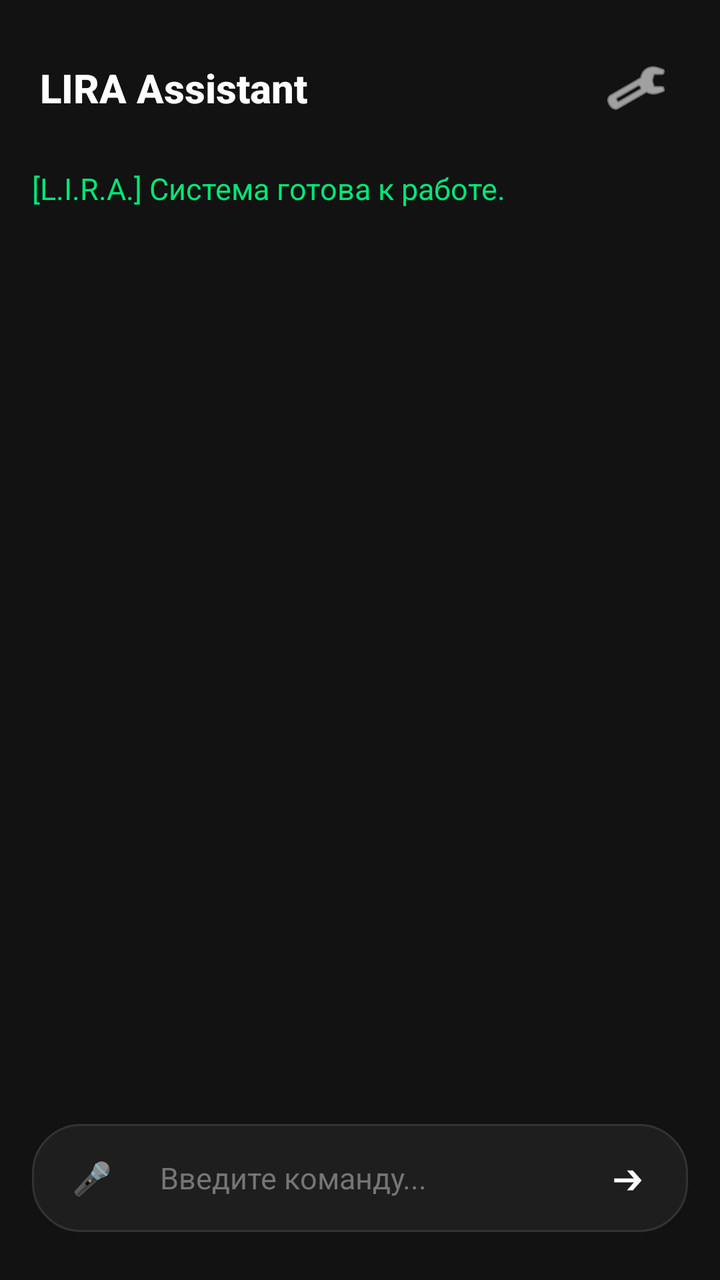
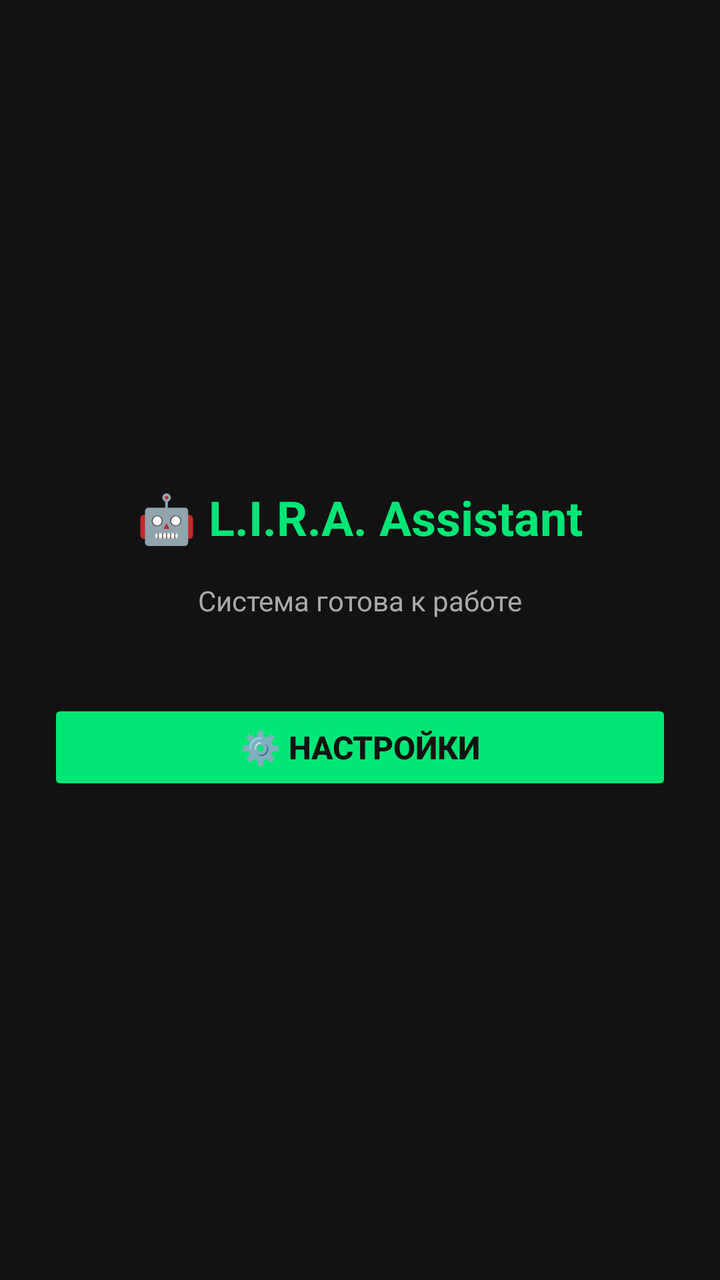

Compare the two renders of this Android layout. The source of the first and the diff that turns it into the second are given below.
<!-- AndroidManifest.xml: application theme Theme.AppCompat.DayNight.NoActionBar -->
<!-- res/layout/activity_main.xml -->
<?xml version="1.0" encoding="utf-8"?>
<LinearLayout xmlns:android="http://schemas.android.com/apk/res/android"
    android:layout_width="match_parent"
    android:layout_height="match_parent"
    android:orientation="vertical"
    android:background="#121212"
    android:padding="16dp">

    
    <LinearLayout
        android:layout_width="match_parent"
        android:layout_height="56dp"
        android:orientation="horizontal"
        android:gravity="center_vertical"
        android:paddingHorizontal="4dp">

        <TextView
            android:layout_width="0dp"
            android:layout_height="wrap_content"
            android:layout_weight="1"
            android:text="LIRA Assistant"
            android:textSize="20sp"
            android:textStyle="bold"
            android:textColor="#FFFFFF"
            android:fontFamily="sans-serif-medium"/>

        <ImageButton
            android:id="@+id/settingsButton"
            android:layout_width="44dp"
            android:layout_height="44dp"
            android:background="?attr/selectableItemBackgroundBorderless"
            android:src="@android:drawable/ic_menu_manage"
            android:tint="#FFFFFF"
            android:contentDescription="Настройки"/>
    </LinearLayout>

    
    <ScrollView
        android:id="@+id/scrollView"
        android:layout_width="match_parent"
        android:layout_height="0dp"
        android:layout_weight="1"
        android:layout_marginVertical="12dp"
        android:scrollbars="none">

        <TextView
            android:id="@+id/chatDisplay"
            android:layout_width="match_parent"
            android:layout_height="wrap_content"
            android:text="[L.I.R.A.] Система готова к работе.\n"
            android:textColor="#00E676"
            android:textSize="15sp"
            android:lineSpacingExtra="6dp"
            android:fontFamily="sans-serif"/>
    </ScrollView>

    
    <LinearLayout
        android:layout_width="match_parent"
        android:layout_height="wrap_content"
        android:orientation="horizontal"
        android:gravity="center_vertical"
        android:background="@drawable/bg_rounded_input"
        android:paddingHorizontal="8dp"
        android:paddingVertical="4dp"
        android:layout_marginBottom="8dp">

        <Button
            android:id="@+id/micButton"
            android:layout_width="44dp"
            android:layout_height="44dp"
            android:text="🎤"
            android:textSize="16sp"
            style="?android:attr/buttonStyleSmall"
            android:background="?attr/selectableItemBackgroundBorderless"/>

        <EditText
            android:id="@+id/inputField"
            android:layout_width="0dp"
            android:layout_height="46dp"
            android:layout_weight="1"
            android:background="@null"
            android:hint="Введите команду..."
            android:textColor="#FFFFFF"
            android:textColorHint="#757575"
            android:paddingHorizontal="12dp"
            android:textSize="15sp"
            android:inputType="text"/>

        <Button
            android:id="@+id/sendButton"
            android:layout_width="44dp"
            android:layout_height="44dp"
            android:text="➔"
            android:textColor="#FFFFFF"
            android:textSize="16sp"
            android:background="?attr/selectableItemBackgroundBorderless"/>
    </LinearLayout>
</LinearLayout>
<!-- resources referenced by this layout -->
<resources>
  <!-- drawable bg_rounded_input (drawable) -->
  <?xml version="1.0" encoding="utf-8"?>
  <shape xmlns:android="http://schemas.android.com/apk/res/android"
      android:shape="rectangle">
      <solid android:color="#1E1E1E"/>
      <corners android:radius="24dp"/>
      <stroke android:width="1dp" android:color="#333333"/>
  </shape>
</resources>

<!-- the commit's change to res/layout/activity_main.xml (unified diff, before → after) -->
@@ -2,98 +2,37 @@
 <LinearLayout xmlns:android="http://schemas.android.com/apk/res/android"
     android:layout_width="match_parent"
     android:layout_height="match_parent"
+    android:background="#121212"
+    android:gravity="center"
     android:orientation="vertical"
-    android:background="#121212"
-    android:padding="16dp">
+    android:padding="24dp">
 
-    
-    <LinearLayout
-        android:layout_width="match_parent"
-        android:layout_height="56dp"
-        android:orientation="horizontal"
-        android:gravity="center_vertical"
-        android:paddingHorizontal="4dp">
+    <TextView
+        android:layout_width="wrap_content"
+        android:layout_height="wrap_content"
+        android:layout_marginBottom="16dp"
+        android:text="🤖 L.I.R.A. Assistant"
+        android:textColor="#00E676"
+        android:textSize="24sp"
+        android:textStyle="bold" />
 
-        <TextView
-            android:layout_width="0dp"
-            android:layout_height="wrap_content"
-            android:layout_weight="1"
-            android:text="LIRA Assistant"
-            android:textSize="20sp"
-            android:textStyle="bold"
-            android:textColor="#FFFFFF"
-            android:fontFamily="sans-serif-medium"/>
+    <TextView
+        android:id="@+id/tvStatus"
+        android:layout_width="wrap_content"
+        android:layout_height="wrap_content"
+        android:layout_marginBottom="40dp"
+        android:text="Система готова к работе"
+        android:textColor="#AAAAAA"
+        android:textSize="14sp" />
 
-        <ImageButton
-            android:id="@+id/settingsButton"
-            android:layout_width="44dp"
-            android:layout_height="44dp"
-            android:background="?attr/selectableItemBackgroundBorderless"
-            android:src="@android:drawable/ic_menu_manage"
-            android:tint="#FFFFFF"
-            android:contentDescription="Настройки"/>
-    </LinearLayout>
-
-    
-    <ScrollView
-        android:id="@+id/scrollView"
-        android:layout_width="match_parent"
-        android:layout_height="0dp"
-        android:layout_weight="1"
-        android:layout_marginVertical="12dp"
-        android:scrollbars="none">
-
-        <TextView
-            android:id="@+id/chatDisplay"
-            android:layout_width="match_parent"
-            android:layout_height="wrap_content"
-            android:text="[L.I.R.A.] Система готова к работе.\n"
-            android:textColor="#00E676"
-            android:textSize="15sp"
-            android:lineSpacingExtra="6dp"
-            android:fontFamily="sans-serif"/>
-    </ScrollView>
-
-    
-    <LinearLayout
+    <Button
+        android:id="@+id/btnSettings"
         android:layout_width="match_parent"
         android:layout_height="wrap_content"
-        android:orientation="horizontal"
-        android:gravity="center_vertical"
-        android:background="@drawable/bg_rounded_input"
-        android:paddingHorizontal="8dp"
-        android:paddingVertical="4dp"
-        android:layout_marginBottom="8dp">
+        android:backgroundTint="#00E676"
+        android:text="⚙️ Настройки"
+        android:textColor="#121212"
+        android:textSize="16sp"
+        android:textStyle="bold" />
 
-        <Button
-            android:id="@+id/micButton"
-            android:layout_width="44dp"
-            android:layout_height="44dp"
-            android:text="🎤"
-            android:textSize="16sp"
-            style="?android:attr/buttonStyleSmall"
-            android:background="?attr/selectableItemBackgroundBorderless"/>
-
-        <EditText
-            android:id="@+id/inputField"
-            android:layout_width="0dp"
-            android:layout_height="46dp"
-            android:layout_weight="1"
-            android:background="@null"
-            android:hint="Введите команду..."
-            android:textColor="#FFFFFF"
-            android:textColorHint="#757575"
-            android:paddingHorizontal="12dp"
-            android:textSize="15sp"
-            android:inputType="text"/>
-
-        <Button
-            android:id="@+id/sendButton"
-            android:layout_width="44dp"
-            android:layout_height="44dp"
-            android:text="➔"
-            android:textColor="#FFFFFF"
-            android:textSize="16sp"
-            android:background="?attr/selectableItemBackgroundBorderless"/>
-    </LinearLayout>
 </LinearLayout>
<!-- resource entries referenced after the edit -->
@@ -1,12 +1,5 @@
 <!-- resources referenced by this layout -->
 <resources>
-  <!-- drawable bg_rounded_input (drawable) -->
-  <?xml version="1.0" encoding="utf-8"?>
-  <shape xmlns:android="http://schemas.android.com/apk/res/android"
-      android:shape="rectangle">
-      <solid android:color="#1E1E1E"/>
-      <corners android:radius="24dp"/>
-      <stroke android:width="1dp" android:color="#333333"/>
-  </shape>
+
 </resources>
 
